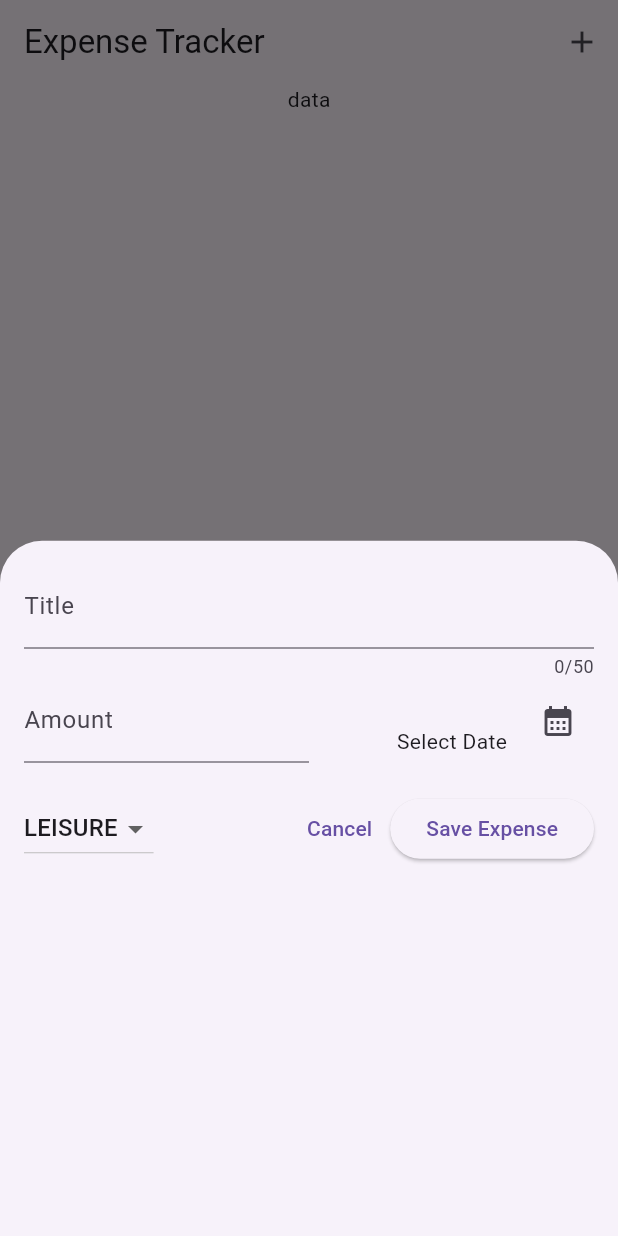
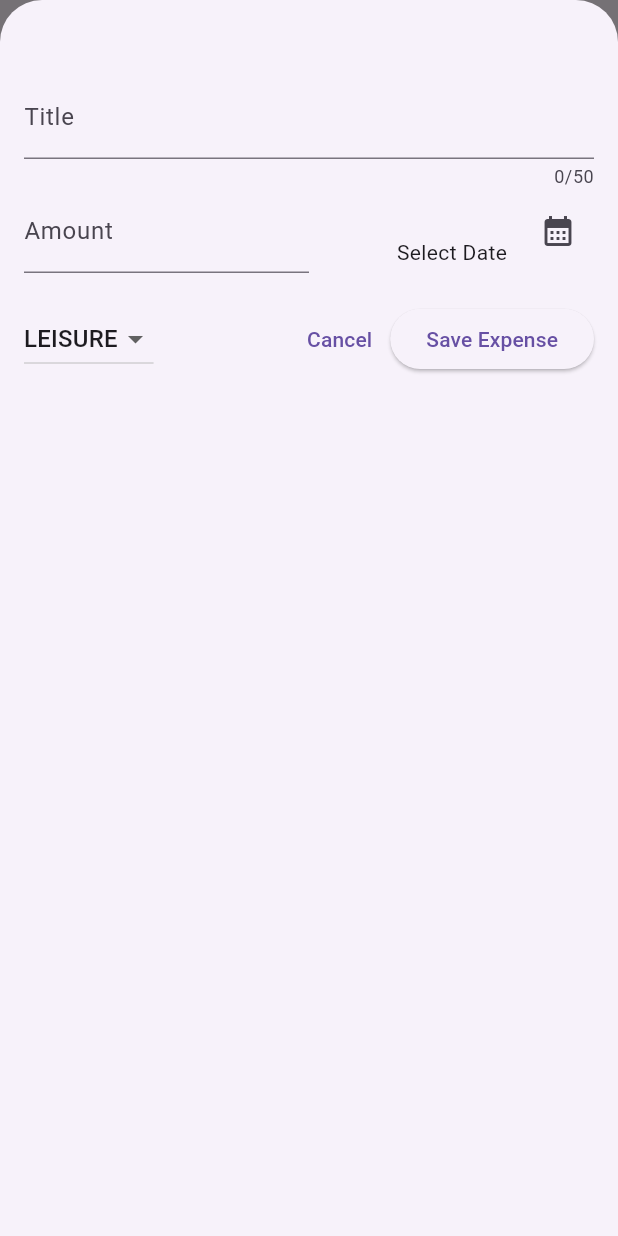
Before and after one commit to Joseph78888/expense_tracker, a Flutter app: the screen it shows after launch, after a tap on the "add" icon, on a phone screen of 412 x 824 dp. Run offline on Flutter 3.47's test engine with Material 3 defaults, Android fonts, the phone set to English and light mode, and no system bars.

```diff
--- a/lib/main.dart
+++ b/lib/main.dart
@@ -1,8 +1,14 @@
 import 'package:expense_tracker/widget/expenses.dart';
 import 'package:flutter/material.dart';
 
+// Entry point of the Expense Tracker app
+
 void main() {
+  // Run the app with Expenses as the home screen
   runApp(
-    const MaterialApp(debugShowCheckedModeBanner: false, home: Expenses()),
+    const MaterialApp(
+      debugShowCheckedModeBanner: false, // Remove debug banner
+      home: Expenses(),
+    ),
   );
 }
--- a/lib/models/expense.dart
+++ b/lib/models/expense.dart
@@ -5,19 +5,20 @@ import 'package:intl/intl.dart';
 const uuid = Uuid(); // unique id generator
 final formatter = DateFormat.yMd(); // date formatter
 
-// expense categories
+// Expense categories for classification
 enum Category { food, travel, leisure, work }
 
-// mapping category to icon
-const categoryIcons = {
+// Maps each category to a representative icon
+const Map<Category, IconData> categoryIcons = {
   Category.food: Icons.lunch_dining,
   Category.travel: Icons.flight,
   Category.leisure: Icons.movie,
   Category.work: Icons.work,
 };
 
-// expense model
+/// Expense model representing a single expense entry
 class Expense {
+  /// Creates an Expense with a unique id
   Expense({
     required this.title,
     required this.amount,
@@ -25,14 +26,12 @@ class Expense {
     required this.category,
   }) : id = uuid.v4();
 
-  final String id;
-  final String title;
-  final double amount;
-  final DateTime date;
-  final Category category;
+  final String id; // Unique identifier
+  final String title; // Expense title/description
+  final double amount; // Expense amount
+  final DateTime date; // Date of the expense
+  final Category category; // Category of the expense
 
-  // formatted date
-  String get formattedDate {
-    return formatter.format(date);
-  }
+  /// Returns the formatted date string for display
+  String get formattedDate => formatter.format(date);
 }
--- a/lib/widget/expenses.dart
+++ b/lib/widget/expenses.dart
@@ -11,19 +11,22 @@ class Expenses extends StatefulWidget {
 }
 
 class _ExpensesState extends State<Expenses> {
-  // Dummy expenses
+  // List of all registered expenses
   final List<Expense> _registeredExpenses = [];
-  // model sheet
+
+  /// Opens the modal bottom sheet to add a new expense
   void _openAddExpenseOverlay() {
     showModalBottomSheet(
+      isScrollControlled: true,
       context: context,
       builder: (ctx) => NewExpense(onAddExpense: _addExpense),
     );
   }
 
-  void _addExpense(Expense expence) {
+  /// Adds a new expense to the list and updates the UI
+  void _addExpense(Expense expense) {
     setState(() {
-      _registeredExpenses.add(expence);
+      _registeredExpenses.add(expense);
     });
   }
 
@@ -31,18 +34,22 @@ class _ExpensesState extends State<Expenses> {
   Widget build(BuildContext context) {
     return Scaffold(
       appBar: AppBar(
-        title: Text('Expense Tracker'),
-        // Add new Expense.
+        title: const Text('Expense Tracker'),
         actions: [
-          IconButton(onPressed: _openAddExpenseOverlay, icon: Icon(Icons.add)),
+          IconButton(
+            onPressed: _openAddExpenseOverlay,
+            icon: const Icon(Icons.add),
+            tooltip: 'Add Expense',
+          ),
         ],
       ),
       body: Center(
         child: Column(
           mainAxisAlignment: MainAxisAlignment.center,
           children: [
+            // Placeholder for summary or chart
             const Text('data'),
-            // list of expenses
+            // List of expenses
             Expanded(child: ExpensesList(expenses: _registeredExpenses)),
           ],
         ),
--- a/lib/widget/new_expense.dart
+++ b/lib/widget/new_expense.dart
@@ -1,21 +1,24 @@
+// Widget for adding a new expense via a modal bottom sheet
 import 'package:flutter/material.dart';
 import 'package:expense_tracker/models/expense.dart';
 
 class NewExpense extends StatefulWidget {
+  /// Callback to add a new expense to the parent list
+  final void Function(Expense expense) onAddExpense;
   const NewExpense({super.key, required this.onAddExpense});
-
-  final Function(Expense expense) onAddExpense;
 
   @override
   State<NewExpense> createState() => _NewExpenseState();
 }
 
 class _NewExpenseState extends State<NewExpense> {
+  // Controllers for text fields
   final _titleControler = TextEditingController();
   final _amountControler = TextEditingController();
   DateTime? _selectedDate;
   Category _selectedCategory = Category.leisure;
 
+  /// Opens a date picker and sets the selected date
   void _selectDate() async {
     final now = DateTime.now();
     final firstDate = DateTime(now.year - 1, now.month, now.day);
@@ -30,13 +33,10 @@ class _NewExpenseState extends State<NewExpense> {
     });
   }
 
+  /// Validates and submits the new expense data
   void _submitExpenceData() {
-    final enteredAmount = double.tryParse(
-      _amountControler.text,
-    ); // convert string to double and return null if string is not numbers
-    final inValidAmount =
-        enteredAmount == null ||
-        enteredAmount <= 0; // return True if enteredAmount == null
+    final enteredAmount = double.tryParse(_amountControler.text);
+    final inValidAmount = enteredAmount == null || enteredAmount <= 0;
 
     if (_titleControler.text.trim().isEmpty ||
         inValidAmount ||
@@ -45,15 +45,13 @@ class _NewExpenseState extends State<NewExpense> {
         context: context,
         builder: (ctx) => AlertDialog(
           title: const Text('Invalid Input'),
-          content: Text(
+          content: const Text(
             'Please make sure a valid title, amount, date and category was entered.',
           ),
           actions: [
             TextButton(
-              onPressed: () {
-                Navigator.pop(ctx);
-              },
-              child: Text('Okay'),
+              onPressed: () => Navigator.pop(ctx),
+              child: const Text('Okay'),
             ),
           ],
         ),
@@ -82,27 +80,25 @@ class _NewExpenseState extends State<NewExpense> {
   @override
   Widget build(BuildContext context) {
     return Padding(
-      padding: EdgeInsets.all(16),
+      padding: const EdgeInsets.fromLTRB(16, 50, 16, 16),
       child: Column(
         children: [
-          // add new expense
-          // expense title
+          // Expense title input
           TextField(
             controller: _titleControler,
             maxLength: 50,
-            decoration: InputDecoration(label: Text('Title')),
+            decoration: const InputDecoration(labelText: 'Title'),
           ),
-
           Row(
             children: [
               Expanded(
-                // expense amount
+                // Expense amount input
                 child: TextField(
                   keyboardType: TextInputType.number,
                   controller: _amountControler,
-                  decoration: InputDecoration(
+                  decoration: const InputDecoration(
                     prefixText: '\$ ',
-                    label: Text('Amount'),
+                    labelText: 'Amount',
                   ),
                 ),
               ),
@@ -116,10 +112,10 @@ class _NewExpenseState extends State<NewExpense> {
                           ? 'Select Date'
                           : formatter.format(_selectedDate!),
                     ),
-                    SizedBox(width: 10),
+                    const SizedBox(width: 10),
                     IconButton(
                       onPressed: _selectDate,
-                      icon: Icon(Icons.calendar_month),
+                      icon: const Icon(Icons.calendar_month),
                     ),
                   ],
                 ),
@@ -129,20 +125,19 @@ class _NewExpenseState extends State<NewExpense> {
           const SizedBox(height: 20),
           Row(
             children: [
-              DropdownButton(
+              // Category dropdown
+              DropdownButton<Category>(
                 value: _selectedCategory,
                 items: Category.values
                     .map(
-                      (catrgory) => DropdownMenuItem(
-                        value: catrgory,
-                        child: Text(catrgory.name.toUpperCase()),
+                      (category) => DropdownMenuItem(
+                        value: category,
+                        child: Text(category.name.toUpperCase()),
                       ),
                     )
                     .toList(),
                 onChanged: (value) {
-                  if (value == null) {
-                    return;
-                  }
+                  if (value == null) return;
                   setState(() {
                     _selectedCategory = value;
                   });
@@ -151,15 +146,13 @@ class _NewExpenseState extends State<NewExpense> {
               const Spacer(),
               // Cancel Expense Button
               TextButton(
-                onPressed: () {
-                  Navigator.pop(context);
-                },
-                child: Text('Cancel'),
+                onPressed: () => Navigator.pop(context),
+                child: const Text('Cancel'),
               ),
               // Save Expense button
               ElevatedButton(
                 onPressed: _submitExpenceData,
-                child: Text('Save Expense'),
+                child: const Text('Save Expense'),
               ),
             ],
           ),
```
Also changed, not shown: lib/widget/expenses_list/expenses_item.dart (+10 -9 lines), lib/widget/expenses_list/expenses_list.dart (+4 -3 lines).
